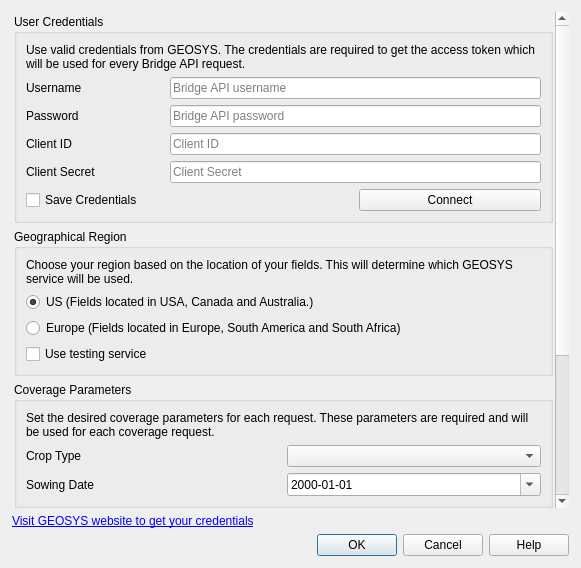
The window that geosys/ui/templates/options_dialog_base.ui (earthdaily/qgis-plugin) describes before a commit, drawn with Qt 5.
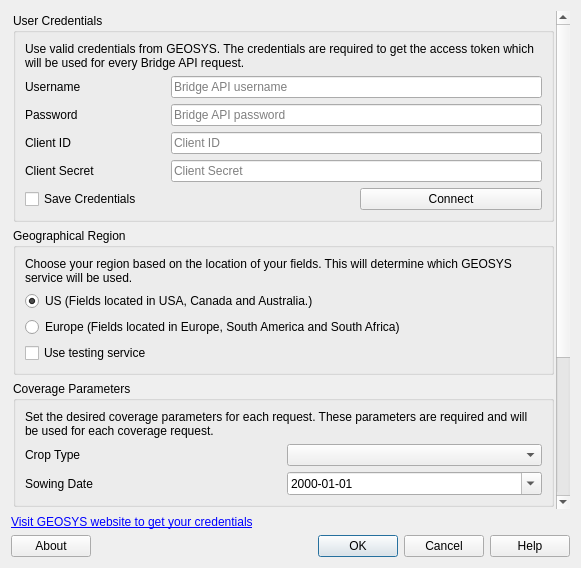
The same window after the commit.

Commit message: Options url link updated. About button and about dialog. Displays links.

Patch:
```diff
--- a/geosys/ui/templates/options_dialog_base.ui
+++ b/geosys/ui/templates/options_dialog_base.ui
@@ -19,19 +19,7 @@
   <property name="windowTitle">
    <string>GEOSYS Options</string>
   </property>
-  <layout class="QGridLayout" name="gridLayout_2">
-   <property name="leftMargin">
-    <number>12</number>
-   </property>
-   <property name="topMargin">
-    <number>12</number>
-   </property>
-   <property name="rightMargin">
-    <number>12</number>
-   </property>
-   <property name="bottomMargin">
-    <number>12</number>
-   </property>
+  <layout class="QGridLayout" name="gridLayout_8">
    <item row="0" column="0">
     <widget class="QScrollArea" name="scrollArea">
      <property name="frameShape">
@@ -47,9 +35,9 @@
       <property name="geometry">
        <rect>
         <x>0</x>
-        <y>-281</y>
-        <width>542</width>
-        <height>759</height>
+        <y>-136</y>
+        <width>546</width>
+        <height>636</height>
        </rect>
       </property>
       <layout class="QGridLayout" name="gridLayout_3">
@@ -383,7 +371,7 @@
    <item row="1" column="0">
     <widget class="QLabel" name="visit_geosys_label">
      <property name="text">
-      <string>&lt;html&gt;&lt;head/&gt;&lt;body&gt;&lt;p&gt;&lt;a href=&quot;https://www.geosys.com/bridge/&quot;&gt;&lt;span style=&quot; text-decoration: underline; color:#0000ff;&quot;&gt;Visit GEOSYS website to get your credentials&lt;/span&gt;&lt;/a&gt;&lt;/p&gt;&lt;/body&gt;&lt;/html&gt;</string>
+      <string>&lt;html&gt;&lt;head/&gt;&lt;body&gt;&lt;p&gt;&lt;a href=&quot;https://earthdailyagro.com/geosys-api/&quot;&gt;&lt;span style=&quot; text-decoration: underline; color:#0000ff;&quot;&gt;Visit GEOSYS website to get your credentials&lt;/span&gt;&lt;/a&gt;&lt;/p&gt;&lt;/body&gt;&lt;/html&gt;</string>
      </property>
      <property name="textFormat">
       <enum>Qt::AutoText</enum>
@@ -394,6 +382,15 @@
     </widget>
    </item>
    <item row="2" column="0">
+    <layout class="QGridLayout" name="gridLayout_2">
+     <item row="0" column="0">
+      <widget class="QPushButton" name="about_button">
+       <property name="text">
+        <string>About</string>
+       </property>
+      </widget>
+     </item>
+     <item row="0" column="2">
     <widget class="QDialogButtonBox" name="button_box">
      <property name="orientation">
       <enum>Qt::Horizontal</enum>
@@ -402,6 +399,21 @@
       <set>QDialogButtonBox::Cancel|QDialogButtonBox::Help|QDialogButtonBox::Ok</set>
      </property>
     </widget>
+     </item>
+     <item row="0" column="1">
+      <spacer name="horizontalSpacer">
+       <property name="orientation">
+        <enum>Qt::Horizontal</enum>
+       </property>
+       <property name="sizeHint" stdset="0">
+        <size>
+         <width>40</width>
+         <height>20</height>
+        </size>
+       </property>
+      </spacer>
+     </item>
+    </layout>
    </item>
   </layout>
  </widget>
```
Lines whose indentation alone changed are shown as unchanged. The commit also changes 10 other files.
